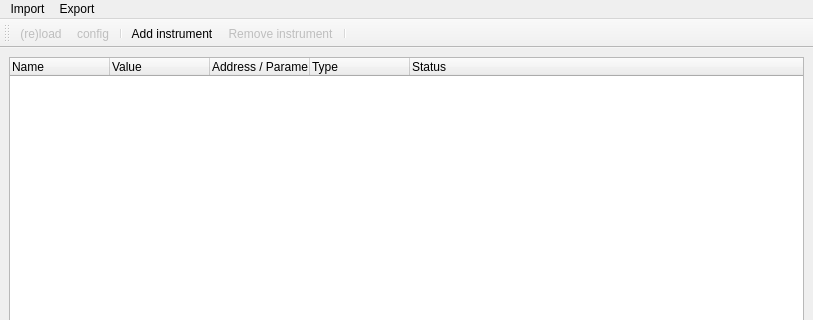
Above: ui/RackWindow.ui from AlexisMrl/HegelLab before the change; both pictures show x 0 to 813 and y 0 to 320 of the 813 by 458 pixel window. Below: the same form after it.
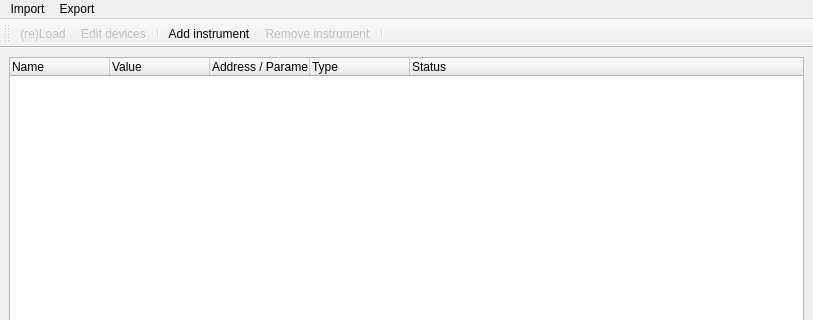
That is the form after the change. Icons and pictures are not drawn. Custom widgets are drawn as their Qt base class.

```diff
--- a/ui/RackWindow.ui
+++ b/ui/RackWindow.ui
@@ -205,7 +205,7 @@
      <normaloff>../resources/load.svg</normaloff>../resources/load.svg</iconset>
    </property>
    <property name="text">
-    <string>(re)load</string>
+    <string>(re)Load</string>
    </property>
    <property name="toolTip">
     <string>Load (reload) instrument</string>
@@ -235,7 +235,7 @@
      <normaloff>../resources/config.svg</normaloff>../resources/config.svg</iconset>
    </property>
    <property name="text">
-    <string>config</string>
+    <string>Edit devices</string>
    </property>
    <property name="toolTip">
     <string>Show instrument config window (if it exists)</string>
```
Left out of the diff: 2 changed lines with no effect on the pictures.
